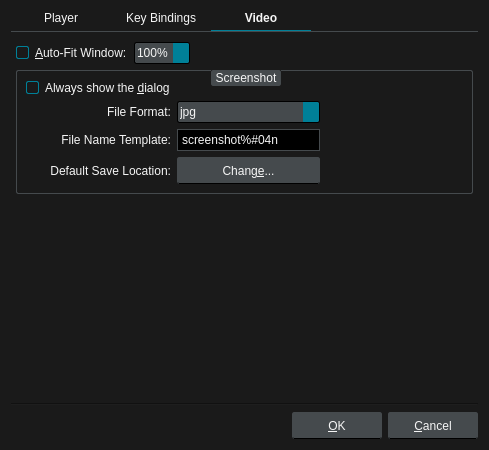
Above: src/ui/preferencesdialog.ui from u8sand/Baka-MPlayer before the change. Below: the same form after it.
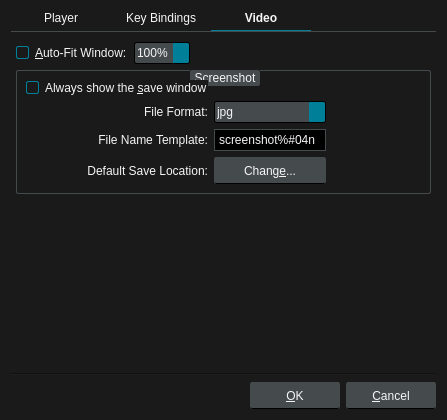
That is the form after the change. The open tabs and pages were chosen to show the change. Icons and pictures are not drawn.

Commit message: preferencesdialog.ui: add touch/mouse gesture infographic

```diff
--- a/src/ui/preferencesdialog.ui
+++ b/src/ui/preferencesdialog.ui
@@ -6,8 +6,8 @@
    <rect>
     <x>0</x>
     <y>0</y>
-    <width>489</width>
-    <height>450</height>
+    <width>447</width>
+    <height>420</height>
    </rect>
   </property>
   <property name="windowTitle">
@@ -704,14 +704,17 @@
           <string>Screenshot</string>
          </property>
          <layout class="QGridLayout" name="gridLayout">
-          <item row="0" column="0">
-           <widget class="QCheckBox" name="checkBox">
+          <item row="3" column="0">
+           <widget class="QLabel" name="label_2">
             <property name="text">
-             <string>Always show the &amp;dialog</string>
+             <string>File Name Template:</string>
+            </property>
+            <property name="alignment">
+             <set>Qt::AlignRight|Qt::AlignTrailing|Qt::AlignVCenter</set>
             </property>
            </widget>
           </item>
-          <item row="1" column="1">
+          <item row="2" column="1">
            <widget class="QComboBox" name="formatComboBox">
             <item>
              <property name="text">
@@ -730,17 +733,14 @@
             </item>
            </widget>
           </item>
+          <item row="4" column="1">
+           <widget class="QPushButton" name="changeButton">
+            <property name="text">
+             <string>Chang&amp;e...</string>
+            </property>
+           </widget>
+          </item>
           <item row="2" column="0">
-           <widget class="QLabel" name="label_2">
-            <property name="text">
-             <string>File Name Template:</string>
-            </property>
-            <property name="alignment">
-             <set>Qt::AlignRight|Qt::AlignTrailing|Qt::AlignVCenter</set>
-            </property>
-           </widget>
-          </item>
-          <item row="1" column="0">
            <widget class="QLabel" name="label">
             <property name="text">
              <string>File Format:</string>
@@ -751,20 +751,13 @@
            </widget>
           </item>
           <item row="3" column="1">
-           <widget class="QPushButton" name="changeButton">
-            <property name="text">
-             <string>Chang&amp;e...</string>
-            </property>
-           </widget>
-          </item>
-          <item row="2" column="1">
            <widget class="QLineEdit" name="templateLineEdit">
             <property name="text">
              <string>screenshot%#04n</string>
             </property>
            </widget>
           </item>
-          <item row="3" column="0">
+          <item row="4" column="0">
            <widget class="QLabel" name="label_3">
             <property name="text">
              <string>Default Save Location:</string>
@@ -774,21 +767,8 @@
             </property>
            </widget>
           </item>
-          <item row="1" column="2">
-           <spacer name="horizontalSpacer">
-            <property name="orientation">
-             <enum>Qt::Horizontal</enum>
-            </property>
-            <property name="sizeHint" stdset="0">
-             <size>
-              <width>40</width>
-              <height>20</height>
-             </size>
-            </property>
-           </spacer>
-          </item>
           <item row="2" column="2">
-           <spacer name="horizontalSpacer_2">
+           <spacer name="horizontalSpacer">
             <property name="orientation">
              <enum>Qt::Horizontal</enum>
             </property>
@@ -801,6 +781,19 @@
            </spacer>
           </item>
           <item row="3" column="2">
+           <spacer name="horizontalSpacer_2">
+            <property name="orientation">
+             <enum>Qt::Horizontal</enum>
+            </property>
+            <property name="sizeHint" stdset="0">
+             <size>
+              <width>40</width>
+              <height>20</height>
+             </size>
+            </property>
+           </spacer>
+          </item>
+          <item row="4" column="2">
            <spacer name="horizontalSpacer_3">
             <property name="orientation">
              <enum>Qt::Horizontal</enum>
@@ -813,6 +806,13 @@
             </property>
            </spacer>
           </item>
+          <item row="0" column="0">
+           <widget class="QCheckBox" name="checkBox">
+            <property name="text">
+             <string>Always show the &amp;save window</string>
+            </property>
+           </widget>
+          </item>
          </layout>
         </widget>
        </item>
```
Left out of the diff: 25 changed lines with no effect on the pictures. The commit also changes 3 other files.
